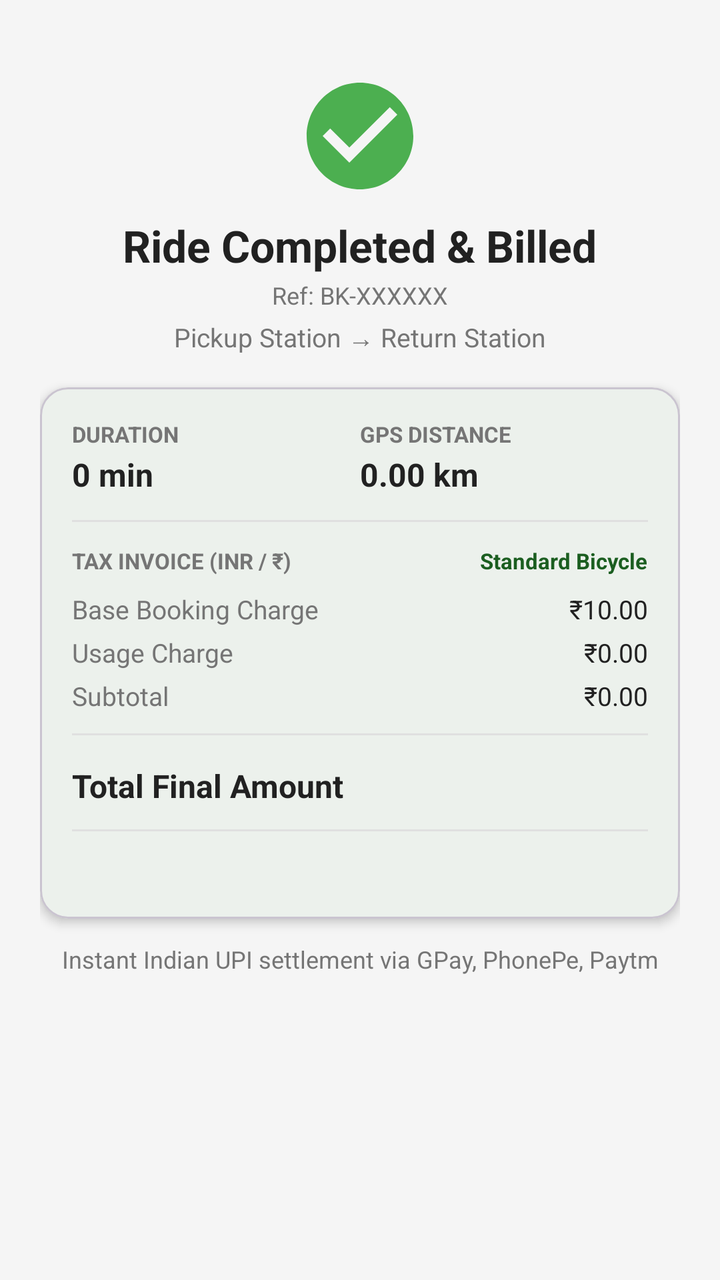
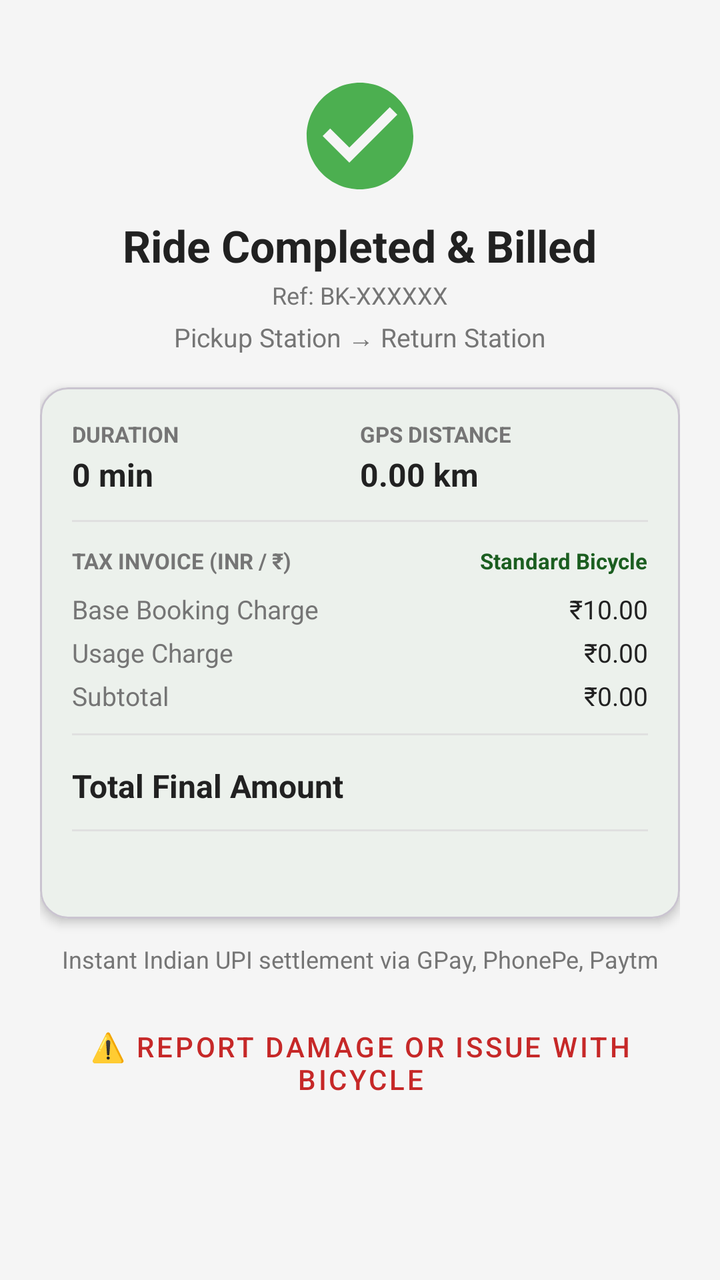

The first picture is an Android layout as it rendered before a commit; the second is the same layout after the commit. The layout source and the unified diff follow.
<!-- AndroidManifest.xml: application theme Theme.BicycleBookingApp -->
<!-- res/layout/fragment_ride_complete.xml -->
<?xml version="1.0" encoding="utf-8"?>
<androidx.core.widget.NestedScrollView
    xmlns:android="http://schemas.android.com/apk/res/android"
    xmlns:app="http://schemas.android.com/apk/res-auto"
    android:layout_width="match_parent"
    android:layout_height="match_parent"
    android:fillViewport="true"
    android:background="@color/colorBackground">

    <LinearLayout
        android:layout_width="match_parent"
        android:layout_height="wrap_content"
        android:gravity="center_horizontal"
        android:orientation="vertical"
        android:padding="20dp">

        
        <ImageView
            android:layout_width="64dp"
            android:layout_height="64dp"
            android:layout_marginTop="16dp"
            android:src="@drawable/ic_check_circle"
            android:contentDescription="Success"
            app:tint="@color/colorAvailable" />

        <TextView
            android:layout_width="wrap_content"
            android:layout_height="wrap_content"
            android:layout_marginTop="8dp"
            android:text="Ride Completed &amp; Billed"
            android:textColor="@color/colorTextPrimary"
            android:textSize="22sp"
            android:textStyle="bold" />

        <TextView
            android:id="@+id/tvBookingRef"
            android:layout_width="wrap_content"
            android:layout_height="wrap_content"
            android:layout_marginTop="2dp"
            android:text="Ref: BK-XXXXXX"
            android:textColor="@color/colorTextSecondary"
            android:textSize="12sp" />

        
        <TextView
            android:id="@+id/tvStations"
            android:layout_width="wrap_content"
            android:layout_height="wrap_content"
            android:layout_marginTop="4dp"
            android:text="Pickup Station → Return Station"
            android:textColor="@color/colorTextSecondary"
            android:textSize="13sp" />

        
        <com.google.android.material.card.MaterialCardView
            android:layout_width="match_parent"
            android:layout_height="wrap_content"
            android:layout_marginTop="16dp"
            app:cardCornerRadius="14dp"
            app:cardElevation="3dp">

            <LinearLayout
                android:layout_width="match_parent"
                android:layout_height="wrap_content"
                android:orientation="vertical"
                android:padding="16dp">

                
                <LinearLayout
                    android:layout_width="match_parent"
                    android:layout_height="wrap_content"
                    android:orientation="horizontal">

                    
                    <LinearLayout
                        android:layout_width="0dp"
                        android:layout_height="wrap_content"
                        android:layout_weight="1"
                        android:orientation="vertical">
                        <TextView
                            android:layout_width="wrap_content"
                            android:layout_height="wrap_content"
                            android:text="DURATION"
                            android:textColor="@color/colorTextSecondary"
                            android:textSize="11sp"
                            android:textStyle="bold" />
                        <TextView
                            android:id="@+id/tvDuration"
                            android:layout_width="wrap_content"
                            android:layout_height="wrap_content"
                            android:layout_marginTop="2dp"
                            android:text="0 min"
                            android:textColor="@color/colorTextPrimary"
                            android:textSize="16sp"
                            android:textStyle="bold" />
                    </LinearLayout>

                    
                    <LinearLayout
                        android:layout_width="0dp"
                        android:layout_height="wrap_content"
                        android:layout_weight="1"
                        android:orientation="vertical">
                        <TextView
                            android:layout_width="wrap_content"
                            android:layout_height="wrap_content"
                            android:text="GPS DISTANCE"
                            android:textColor="@color/colorTextSecondary"
                            android:textSize="11sp"
                            android:textStyle="bold" />
                        <TextView
                            android:id="@+id/tvDistance"
                            android:layout_width="wrap_content"
                            android:layout_height="wrap_content"
                            android:layout_marginTop="2dp"
                            android:text="0.00 km"
                            android:textColor="@color/colorTextPrimary"
                            android:textSize="16sp"
                            android:textStyle="bold" />
                    </LinearLayout>
                </LinearLayout>

                <View
                    android:layout_width="match_parent"
                    android:layout_height="1dp"
                    android:layout_marginTop="12dp"
                    android:layout_marginBottom="12dp"
                    android:background="@color/colorDivider" />

                
                <LinearLayout
                    android:layout_width="match_parent"
                    android:layout_height="wrap_content"
                    android:orientation="horizontal">
                    <TextView
                        android:layout_width="0dp"
                        android:layout_height="wrap_content"
                        android:layout_weight="1"
                        android:text="TAX INVOICE (INR / ₹)"
                        android:textColor="@color/colorTextSecondary"
                        android:textSize="11sp"
                        android:textStyle="bold" />

                    <TextView
                        android:id="@+id/tvBicycleType"
                        android:layout_width="wrap_content"
                        android:layout_height="wrap_content"
                        android:text="Standard Bicycle"
                        android:textColor="@color/colorPrimary"
                        android:textSize="11sp"
                        android:textStyle="bold" />
                </LinearLayout>

                
                <LinearLayout
                    android:layout_width="match_parent"
                    android:layout_height="wrap_content"
                    android:layout_marginTop="8dp"
                    android:orientation="horizontal">
                    <TextView
                        android:layout_width="0dp"
                        android:layout_height="wrap_content"
                        android:layout_weight="1"
                        android:text="Base Booking Charge"
                        android:textColor="@color/colorTextSecondary"
                        android:textSize="13sp" />
                    <TextView
                        android:id="@+id/tvBaseFare"
                        android:layout_width="wrap_content"
                        android:layout_height="wrap_content"
                        android:text="₹10.00"
                        android:textColor="@color/colorTextPrimary"
                        android:textSize="13sp" />
                </LinearLayout>

                
                <LinearLayout
                    android:layout_width="match_parent"
                    android:layout_height="wrap_content"
                    android:layout_marginTop="4dp"
                    android:orientation="horizontal">
                    <TextView
                        android:id="@+id/tvDurationLabel"
                        android:layout_width="0dp"
                        android:layout_height="wrap_content"
                        android:layout_weight="1"
                        android:text="Usage Charge"
                        android:textColor="@color/colorTextSecondary"
                        android:textSize="13sp" />
                    <TextView
                        android:id="@+id/tvDurationFare"
                        android:layout_width="wrap_content"
                        android:layout_height="wrap_content"
                        android:text="₹0.00"
                        android:textColor="@color/colorTextPrimary"
                        android:textSize="13sp" />
                </LinearLayout>

                
                <LinearLayout
                    android:id="@+id/rowDistanceFare"
                    android:layout_width="match_parent"
                    android:layout_height="wrap_content"
                    android:layout_marginTop="4dp"
                    android:orientation="horizontal"
                    android:visibility="gone">
                    <TextView
                        android:id="@+id/tvDistanceLabel"
                        android:layout_width="0dp"
                        android:layout_height="wrap_content"
                        android:layout_weight="1"
                        android:text="Distance Charge"
                        android:textColor="@color/colorTextSecondary"
                        android:textSize="13sp" />
                    <TextView
                        android:id="@+id/tvDistanceFare"
                        android:layout_width="wrap_content"
                        android:layout_height="wrap_content"
                        android:text="₹0.00"
                        android:textColor="@color/colorTextPrimary"
                        android:textSize="13sp" />
                </LinearLayout>

                
                <LinearLayout
                    android:id="@+id/rowLateFee"
                    android:layout_width="match_parent"
                    android:layout_height="wrap_content"
                    android:layout_marginTop="4dp"
                    android:orientation="horizontal"
                    android:visibility="gone">
                    <TextView
                        android:layout_width="0dp"
                        android:layout_height="wrap_content"
                        android:layout_weight="1"
                        android:text="Late Return Penalty"
                        android:textColor="#C62828"
                        android:textSize="13sp" />
                    <TextView
                        android:id="@+id/tvLateFee"
                        android:layout_width="wrap_content"
                        android:layout_height="wrap_content"
                        android:text="₹0.00"
                        android:textColor="#C62828"
                        android:textSize="13sp"
                        android:textStyle="bold" />
                </LinearLayout>

                
                <LinearLayout
                    android:layout_width="match_parent"
                    android:layout_height="wrap_content"
                    android:layout_marginTop="4dp"
                    android:orientation="horizontal">
                    <TextView
                        android:layout_width="0dp"
                        android:layout_height="wrap_content"
                        android:layout_weight="1"
                        android:text="Subtotal"
                        android:textColor="@color/colorTextSecondary"
                        android:textSize="13sp" />
                    <TextView
                        android:id="@+id/tvSubtotal"
                        android:layout_width="wrap_content"
                        android:layout_height="wrap_content"
                        android:text="₹0.00"
                        android:textColor="@color/colorTextPrimary"
                        android:textSize="13sp" />
                </LinearLayout>

                
                <LinearLayout
                    android:id="@+id/rowDiscount"
                    android:layout_width="match_parent"
                    android:layout_height="wrap_content"
                    android:layout_marginTop="4dp"
                    android:orientation="horizontal"
                    android:visibility="gone">
                    <TextView
                        android:id="@+id/tvDiscountLabel"
                        android:layout_width="0dp"
                        android:layout_height="wrap_content"
                        android:layout_weight="1"
                        android:text="Promotional Discount"
                        android:textColor="@color/colorAvailable"
                        android:textSize="13sp" />
                    <TextView
                        android:id="@+id/tvDiscount"
                        android:layout_width="wrap_content"
                        android:layout_height="wrap_content"
                        android:text="-₹0.00"
                        android:textColor="@color/colorAvailable"
                        android:textSize="13sp"
                        android:textStyle="bold" />
                </LinearLayout>

                
                <LinearLayout
                    android:id="@+id/rowTax"
                    android:layout_width="match_parent"
                    android:layout_height="wrap_content"
                    android:layout_marginTop="4dp"
                    android:orientation="horizontal"
                    android:visibility="gone">
                    <TextView
                        android:id="@+id/tvTaxLabel"
                        android:layout_width="0dp"
                        android:layout_height="wrap_content"
                        android:layout_weight="1"
                        android:text="India GST (CGST + SGST)"
                        android:textColor="@color/colorTextSecondary"
                        android:textSize="13sp" />
                    <TextView
                        android:id="@+id/tvTax"
                        android:layout_width="wrap_content"
                        android:layout_height="wrap_content"
                        android:text="₹0.00"
                        android:textColor="@color/colorTextPrimary"
                        android:textSize="13sp" />
                </LinearLayout>

                <View
                    android:layout_width="match_parent"
                    android:layout_height="1dp"
                    android:layout_marginTop="10dp"
                    android:layout_marginBottom="10dp"
                    android:background="@color/colorDivider" />

                
                <LinearLayout
                    android:layout_width="match_parent"
                    android:layout_height="wrap_content"
                    android:orientation="horizontal">
                    <TextView
                        android:layout_width="0dp"
                        android:layout_height="wrap_content"
                        android:layout_weight="1"
                        android:text="Total Final Amount"
                        android:textColor="@color/colorTextPrimary"
                        android:textSize="16sp"
                        android:textStyle="bold" />
                    <TextView
                        android:id="@+id/tvFare"
                        android:layout_width="wrap_content"
                        android:layout_height="wrap_content"
                        android:textColor="@color/colorPrimary"
                        android:textSize="20sp"
                        android:textStyle="bold" />
                </LinearLayout>

                <View
                    android:layout_width="match_parent"
                    android:layout_height="1dp"
                    android:layout_marginTop="10dp"
                    android:layout_marginBottom="10dp"
                    android:background="@color/colorDivider" />

                
                <TextView
                    android:id="@+id/tvPaymentStatus"
                    android:layout_width="match_parent"
                    android:layout_height="wrap_content"
                    android:gravity="center"
                    android:textColor="@color/colorTextSecondary"
                    android:textSize="13sp" />

                
                <TextView
                    android:id="@+id/tvTransactionId"
                    android:layout_width="match_parent"
                    android:layout_height="wrap_content"
                    android:layout_marginTop="6dp"
                    android:gravity="center"
                    android:textColor="@color/colorAvailable"
                    android:textSize="12sp"
                    android:visibility="gone" />

            </LinearLayout>
        </com.google.android.material.card.MaterialCardView>

        
        <TextView
            android:layout_width="match_parent"
            android:layout_height="wrap_content"
            android:layout_marginTop="12dp"
            android:gravity="center"
            android:text="Instant Indian UPI settlement via GPay, PhonePe, Paytm"
            android:textColor="@color/colorTextSecondary"
            android:textSize="12sp" />

        <View
            android:layout_width="0dp"
            android:layout_height="16dp" />

        
        <com.google.android.material.button.MaterialButton
            android:id="@+id/btnPayNow"
            style="@style/PrimaryButton"
            android:layout_width="match_parent"
            android:layout_height="wrap_content"
            android:layout_marginBottom="8dp"
            android:backgroundTint="@color/colorAccent"
            android:text="Pay Now"
            android:visibility="gone" />

        
        <com.google.android.material.button.MaterialButton
            android:id="@+id/btnPayCash"
            style="@style/SecondaryButton"
            android:layout_width="match_parent"
            android:layout_height="wrap_content"
            android:layout_marginBottom="8dp"
            android:strokeColor="@color/colorPrimary"
            android:textColor="@color/colorPrimary"
            android:text="Pay by Cash"
            android:visibility="gone" />

        
        <com.google.android.material.button.MaterialButton
            android:id="@+id/btnGoHome"
            style="@style/PrimaryButton"
            android:layout_width="match_parent"
            android:layout_height="wrap_content"
            android:layout_marginBottom="16dp"
            android:text="Back to Home"
            android:visibility="gone" />

    </LinearLayout>
</androidx.core.widget.NestedScrollView>
<!-- resources referenced by this layout -->
<resources>
  <color name="colorAccent">#FF6F00</color>
  <color name="colorAvailable">#4CAF50</color>
  <color name="colorBackground">#F5F5F5</color>
  <color name="colorDivider">#E0E0E0</color>
  <color name="colorPrimary">#1B5E20</color>
  <color name="colorTextPrimary">#212121</color>
  <color name="colorTextSecondary">#757575</color>
  <!-- drawable ic_check_circle (drawable) -->
  <?xml version="1.0" encoding="utf-8"?>
  <vector xmlns:android="http://schemas.android.com/apk/res/android"
      android:width="24dp"
      android:height="24dp"
      android:viewportWidth="24"
      android:viewportHeight="24">
      <path
          android:fillColor="@android:color/black"
          android:pathData="M12,2C6.48,2 2,6.48 2,12s4.48,10 10,10 10,-4.48 10,-10S17.52,2 12,2zM10,17l-5,-5 1.41,-1.41L10,14.17l7.59,-7.59L19,8l-9,9z" />
  </vector>
  <style name="PrimaryButton" parent="Widget.Material3.Button">
          <item name="android:backgroundTint">@color/colorPrimary</item>
          <item name="android:textColor">@color/white</item>
          <item name="cornerRadius">8dp</item>
          <item name="android:textSize">16sp</item>
          <item name="android:paddingTop">14dp</item>
          <item name="android:paddingBottom">14dp</item>
      </style>
  <style name="SecondaryButton" parent="Widget.Material3.Button.OutlinedButton">
          <item name="strokeColor">@color/colorPrimary</item>
          <item name="android:textColor">@color/colorPrimary</item>
          <item name="cornerRadius">8dp</item>
          <item name="android:textSize">16sp</item>
      </style>
  <style name="Theme.BicycleBookingApp" parent="Base.Theme.BicycleBookingApp" />
  <color name="white">#FFFFFFFF</color>
  <style name="Base.Theme.BicycleBookingApp" parent="Theme.Material3.Light.NoActionBar">
          <item name="colorPrimary">@color/colorPrimary</item>
          <item name="colorPrimaryVariant">@color/colorPrimaryDark</item>
          <item name="colorOnPrimary">@color/white</item>
          <item name="colorSecondary">@color/colorAccent</item>
          <item name="colorOnSecondary">@color/white</item>
          <item name="android:colorBackground">@color/colorBackground</item>
          <item name="colorSurface">@color/colorSurface</item>
          <item name="android:statusBarColor">@color/colorPrimary</item>
          <item name="android:navigationBarColor">@color/white</item>
      </style>
  <color name="colorPrimaryDark">#003300</color>
  <color name="colorSurface">#FFFFFF</color>
</resources>

<!-- the commit's change to res/layout/fragment_ride_complete.xml (unified diff, before → after) -->
@@ -421,9 +421,19 @@
             style="@style/PrimaryButton"
             android:layout_width="match_parent"
             android:layout_height="wrap_content"
-            android:layout_marginBottom="16dp"
+            android:layout_marginBottom="8dp"
             android:text="Back to Home"
             android:visibility="gone" />
 
+        
+        <com.google.android.material.button.MaterialButton
+            android:id="@+id/btnReportIssue"
+            style="@style/Widget.MaterialComponents.Button.TextButton"
+            android:layout_width="match_parent"
+            android:layout_height="wrap_content"
+            android:layout_marginBottom="16dp"
+            android:textColor="#C62828"
+            android:text="⚠️ Report Damage or Issue with Bicycle" />
+
     </LinearLayout>
 </androidx.core.widget.NestedScrollView>
